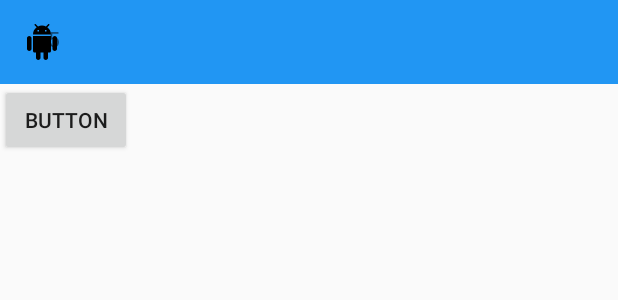
After one commit to volsahin/E-Commerce, an Android app: the layout activity_category_a.xml on its own in the app's theme, with its tools: preview values and no code run, on a phone screen of 412 x 824 dp. The commit adds this screen. Shown: the top 300 px of the screen. Run offline under Robolectric (Android 15) with nearby library versions, the phone set to English and light mode, and no system bars.

Commit message:
Navigation Drawer sadece Base için çalışıyor. Toolbar eklendi.

```diff
--- /dev/null
+++ b/app/src/main/res/layout/activity_category_a.xml
@@ -0,0 +1,37 @@
+<?xml version="1.0" encoding="utf-8"?>
+<LinearLayout xmlns:android="http://schemas.android.com/apk/res/android"
+    android:layout_width="match_parent"
+    android:layout_height="match_parent"
+    android:orientation="vertical">
+
+    <android.support.v7.widget.Toolbar
+        android:id="@+id/myToolbar"
+        android:layout_width="match_parent"
+        android:layout_height="wrap_content"
+        android:background="#2196F3"
+        android:theme="@style/AppTheme">
+
+        <FrameLayout
+            android:layout_width="wrap_content"
+            android:layout_height="wrap_content">
+
+            <TextView
+                android:layout_width="wrap_content"
+                android:layout_height="wrap_content"
+                android:layout_gravity="right"
+                android:text="5" />
+
+            <ImageView
+                android:layout_width="wrap_content"
+                android:layout_height="wrap_content"
+                android:layout_gravity="center"
+                android:src="@drawable/ic_android_black_24dp" />
+        </FrameLayout>
+    </android.support.v7.widget.Toolbar>
+
+    <Button
+        android:layout_width="wrap_content"
+        android:layout_height="wrap_content"
+        android:text="Button" />
+
+</LinearLayout>
--- a/app/src/main/res/layout/deflay.xml
+++ b/app/src/main/res/layout/activity_main.xml
@@ -1,6 +1,7 @@
 <?xml version="1.0" encoding="utf-8"?>
 <LinearLayout xmlns:android="http://schemas.android.com/apk/res/android"
-    android:orientation="vertical" android:layout_width="match_parent"
-    android:layout_height="match_parent">
+    android:layout_width="match_parent"
+    android:layout_height="match_parent"
+    android:orientation="vertical">
 
 </LinearLayout>
--- /dev/null
+++ b/app/src/main/res/values-w820dp/dimens.xml
@@ -0,0 +1,6 @@
+<resources>
+    <!-- Example customization of dimensions originally defined in res/values/dimens.xml
+         (such as screen margins) for screens with more than 820dp of available width. This
+         would include 7" and 10" devices in landscape (~960dp and ~1280dp respectively). -->
+    <dimen name="activity_horizontal_margin">64dp</dimen>
+</resources>
--- /dev/null
+++ b/app/src/main/res/values/dimens.xml
@@ -0,0 +1,5 @@
+<resources>
+    <!-- Default screen margins, per the Android Design guidelines. -->
+    <dimen name="activity_horizontal_margin">16dp</dimen>
+    <dimen name="activity_vertical_margin">16dp</dimen>
+</resources>
--- a/app/src/main/res/values/styles.xml
+++ b/app/src/main/res/values/styles.xml
@@ -1,16 +1,13 @@
 <resources>
 
     <!-- Base application theme. -->
-    <style name="AppTheme" parent="Theme.AppCompat.Light.DarkActionBar">
+    <style name="AppTheme" parent="Theme.AppCompat.Light.NoActionBar">
         <!-- Customize your theme here. -->
         <item name="colorPrimary">@color/colorPrimary</item>
         <item name="colorPrimaryDark">@color/colorPrimaryDark</item>
         <item name="colorAccent">@color/colorAccent</item>
         <item name="windowActionBar">true</item>
     </style>
-    <style name="AppTheme.NoToolBar" parent="AppTheme">
-        <item name="windowActionBar">false</item>
-        <item name="windowNoTitle">true</item>
-    </style>
+
 
 </resources>
--- a/build.gradle
+++ b/build.gradle
@@ -5,7 +5,7 @@ buildscript {
         jcenter()
     }
     dependencies {
-        classpath 'com.android.tools.build:gradle:2.2.0-alpha4'
+        classpath 'com.android.tools.build:gradle:2.1.2'
 
         // NOTE: Do not place your application dependencies here; they belong
         // in the individual module build.gradle files
```
Also changed, not shown: app/src/main/AndroidManifest.xml (+8 -2 lines), app/src/main/java/com/telpa/ecommerce/ECommerce.java (added, +7 -0 lines), app/src/main/java/com/telpa/ecommerce/activities/BaseActivity.java (renamed from app/src/main/java/com/telpa/ecommerce/MainActivity.java, +25 -15 lines), app/src/main/java/com/telpa/ecommerce/activities/CategoryA.java (added, +23 -0 lines), app/src/main/res/layout/layout_main.xml (deleted, +0 -28 lines).
